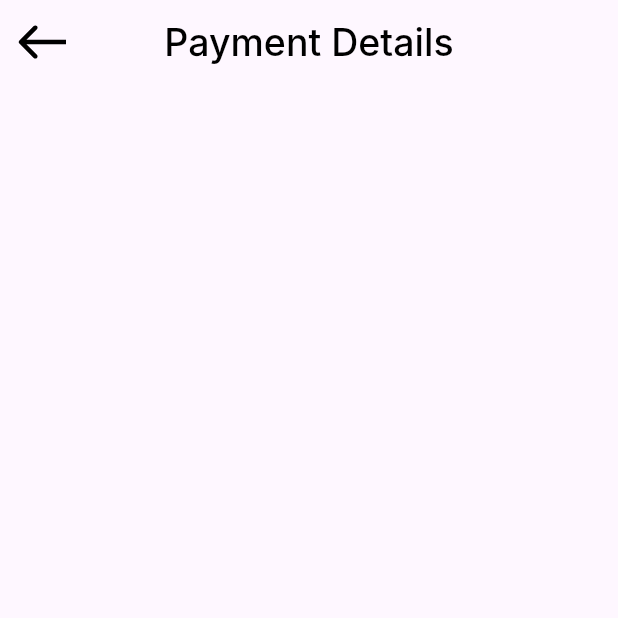
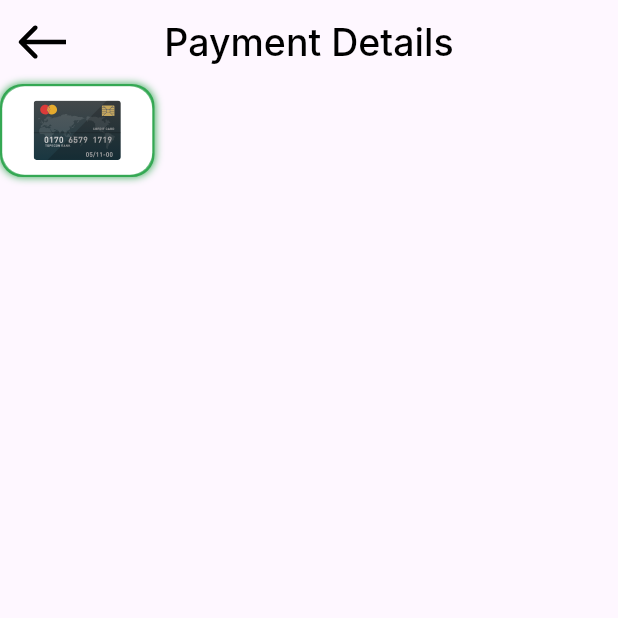
Before and after one commit to omarshaf3y/Payment_Checkout, a Flutter app: the PaymentDetailsView screen opened directly, on a phone screen of 412 x 824 dp, the top half of it. Run offline on Flutter 3.47's test engine with Material 3 defaults, Android fonts, the phone set to English and light mode, and no system bars; our stand-ins replace flutter_svg; Roboto replaces fonts that are missing (Inter).

Commit message:
create payment details view body

```diff
--- a/lib/features/checkout/presentation/views/payment_details.dart
+++ b/lib/features/checkout/presentation/views/payment_details.dart
@@ -1,5 +1,6 @@
 import 'package:flutter/material.dart';
 import 'package:payment_checkout/features/checkout/presentation/views/widgets/custom_app_bar.dart';
+import 'package:payment_checkout/features/checkout/presentation/views/widgets/payment_details_view_body.dart';
 
 class PaymentDetailsView extends StatelessWidget {
   const PaymentDetailsView({super.key});
@@ -8,6 +9,7 @@ class PaymentDetailsView extends StatelessWidget {
   Widget build(BuildContext context) {
     return Scaffold(
       appBar: buildAppBar(title: 'Payment Details'),
+      body: const PaymentDetailsViewBody(),
     );
   }
 }
--- /dev/null
+++ b/lib/features/checkout/presentation/views/widgets/payment_details_view_body.dart
@@ -0,0 +1,45 @@
+import 'package:flutter/material.dart';
+import 'package:flutter/widgets.dart';
+import 'package:flutter_svg/flutter_svg.dart';
+
+class PaymentDetailsViewBody extends StatelessWidget {
+  const PaymentDetailsViewBody({super.key});
+
+  @override
+  Widget build(BuildContext context) {
+    return Column(
+      children: [
+        Container(
+          width: 103,
+          height: 62,
+          decoration: ShapeDecoration(
+            shape: RoundedRectangleBorder(
+              side: const BorderSide(
+                width: 1.50,
+                color: Color(0xFF34A853),
+              ),
+              borderRadius: BorderRadius.circular(15),
+            ),
+            shadows: const [
+              BoxShadow(
+                  color: Color(0xFF34A853),
+                  blurRadius: 4,
+                  offset: Offset(0, 0),
+                  spreadRadius: 0),
+            ],
+          ),
+          child: Container(
+            decoration: BoxDecoration(
+                borderRadius: BorderRadius.circular(15), color: Colors.white),
+            child: Center(
+              child: SvgPicture.asset(
+                'assets/images/card.svg',
+                height: 40,
+              ),
+            ),
+          ),
+        ),
+      ],
+    );
+  }
+}
```
Also changed, not shown: assets/images/card.svg (added), assets/images/payPal.svg (added).
